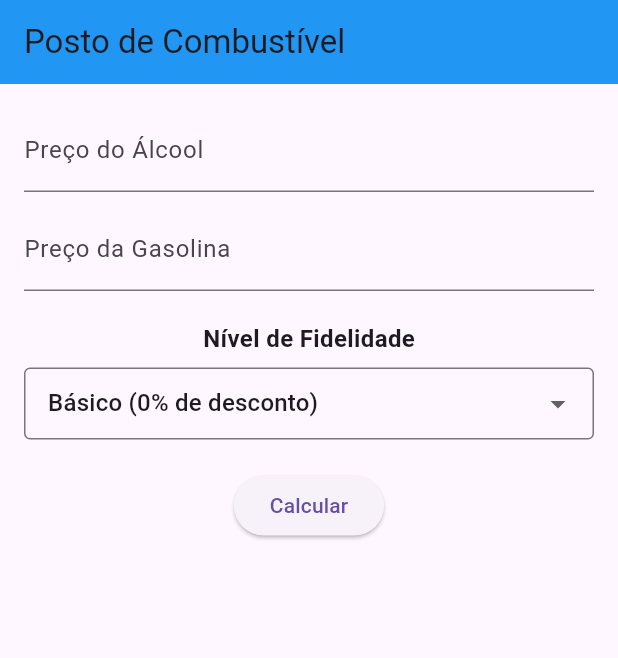
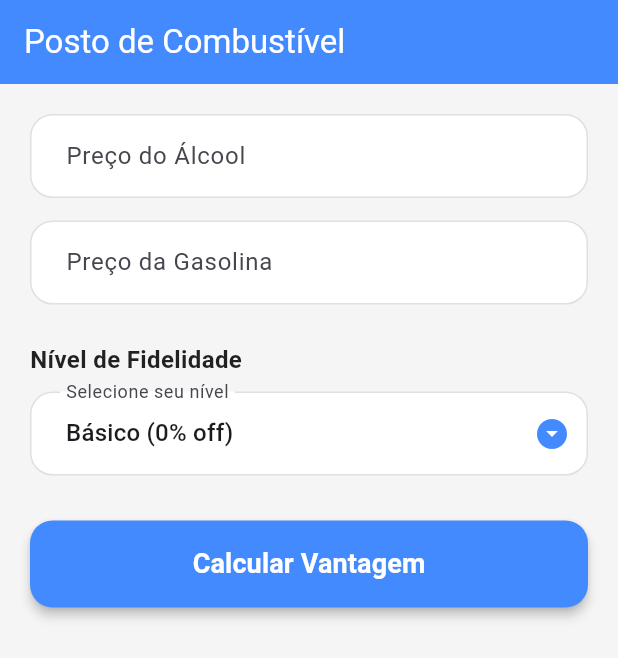
Before and after one commit to Shen-sama/AtividadeCalculadoraFlexPro, a Flutter app: the screen it shows after launch, on a phone screen of 412 x 824 dp. Shown: the top 658 px of the screen. Run offline on Flutter 3.47's test engine with Material 3 defaults, Android fonts, the phone set to English and light mode, and no system bars.

Commit message:
feat: UI com InputDecoration e BoxDecoration

```diff
--- a/lib/main.dart
+++ b/lib/main.dart
@@ -44,13 +44,14 @@ class _CombustivelPageState extends State<CombustivelPage> {
     double gasolina = double.tryParse(gasolinaTexto) ?? 0;
 
     if (alcool == 0 || gasolina == 0) {
+      setState(() {
+        mostrarResultado = false;
+      });
       return;
     }
 
     bool alcoolCompensa = alcool <= gasolina * 0.7;
-
     String combustivelEscolhido = alcoolCompensa ? "Álcool" : "Gasolina";
-
     double precoBase = alcoolCompensa ? alcool : gasolina;
 
     double desconto = niveisFidelidade.firstWhere(
@@ -65,52 +66,83 @@ class _CombustivelPageState extends State<CombustivelPage> {
     });
   }
 
+  InputDecoration _estiloCampoTexto(String rotulo, {String? prefixo}) {
+    return InputDecoration(
+      labelText: rotulo,
+      prefixText: prefixo,
+      filled: true,
+      fillColor: Colors.white,
+      contentPadding: const EdgeInsets.symmetric(horizontal: 20, vertical: 16),
+      enabledBorder: OutlineInputBorder(
+        borderRadius: BorderRadius.circular(15),
+        borderSide: const BorderSide(color: Colors.black12, width: 1),
+      ),
+      focusedBorder: OutlineInputBorder(
+        borderRadius: BorderRadius.circular(15),
+        borderSide: const BorderSide(color: Colors.blueAccent, width: 2),
+      ),
+    );
+  }
+
   @override
   Widget build(BuildContext context) {
     return Scaffold(
+      backgroundColor: Colors.grey[100],
       appBar: AppBar(
         title: const Text("Posto de Combustível"),
-        backgroundColor: Colors.blue,
+        backgroundColor: Colors.blueAccent,
+        foregroundColor: Colors.white,
+        elevation: 0,
       ),
-      body: Padding(
-        padding: const EdgeInsets.all(16),
+      body: SingleChildScrollView(
+        padding: const EdgeInsets.all(20),
         child: Column(
+          crossAxisAlignment: CrossAxisAlignment.stretch,
           children: [
             TextField(
               controller: alcoolController,
-              keyboardType: TextInputType.number,
-              decoration: const InputDecoration(labelText: "Preço do Álcool"),
-              onChanged: (value) {
-                calcular();
-              },
+              keyboardType: const TextInputType.numberWithOptions(
+                decimal: true,
               ),
-            const SizedBox(height: 10),
+              decoration: _estiloCampoTexto("Preço do Álcool", prefixo: "R\$ "),
+              onChanged: (value) => calcular(),
+            ),
+            const SizedBox(height: 15),
             TextField(
               controller: gasolinaController,
-              keyboardType: TextInputType.number,
-              decoration: const InputDecoration(labelText: "Preço da Gasolina"),
-              onChanged: (value) {
-                calcular();
-              },
+              keyboardType: const TextInputType.numberWithOptions(
+                decimal: true,
               ),
-            const SizedBox(height: 20),
+              decoration: _estiloCampoTexto(
+                "Preço da Gasolina",
+                prefixo: "R\$ ",
+              ),
+              onChanged: (value) => calcular(),
+            ),
+            const SizedBox(height: 25),
 
             const Text(
               "Nível de Fidelidade",
-              style: TextStyle(fontSize: 16, fontWeight: FontWeight.bold),
+              style: TextStyle(
+                fontSize: 16,
+                fontWeight: FontWeight.bold,
+                color: Colors.black87,
               ),
-            const SizedBox(height: 8),
+            ),
+            const SizedBox(height: 10),
             DropdownButtonFormField<String>(
               initialValue: nivelFidelidade,
-              decoration: const InputDecoration(
-                border: OutlineInputBorder(),
-                contentPadding: EdgeInsets.symmetric(horizontal: 12),
+              decoration: _estiloCampoTexto("Selecione seu nível"),
+              icon: const Icon(
+                Icons.arrow_drop_down_circle,
+                color: Colors.blueAccent,
               ),
               items: niveisFidelidade.map((nivel) {
                 return DropdownMenuItem<String>(
                   value: nivel["nome"],
                   child: Text(
-                    "${nivel["nome"]} (${(nivel["desconto"] * 100).toInt()}% de desconto)",
+                    "${nivel["nome"]} (${(nivel["desconto"] * 100).toInt()}% off)",
+                    style: const TextStyle(fontSize: 16),
                   ),
                 );
               }).toList(),
@@ -122,33 +154,86 @@ class _CombustivelPageState extends State<CombustivelPage> {
               },
             ),
 
-            const SizedBox(height: 20),
+            const SizedBox(height: 30),
 
-            ElevatedButton(onPressed: calcular, child: const Text("Calcular")),
+            ElevatedButton(
+              onPressed: calcular,
+              style: ElevatedButton.styleFrom(
+                backgroundColor: Colors.blueAccent,
+                foregroundColor: Colors.white,
+                padding: const EdgeInsets.symmetric(vertical: 16),
+                shape: RoundedRectangleBorder(
+                  borderRadius: BorderRadius.circular(15),
+                ),
+                elevation: 3,
+              ),
+              child: const Text(
+                "Calcular Vantagem",
+                style: TextStyle(fontSize: 18, fontWeight: FontWeight.bold),
+              ),
+            ),
 
             const SizedBox(height: 30),
 
             if (mostrarResultado)
-              Column(
+              Container(
+                width: double.infinity,
+                padding: const EdgeInsets.all(24),
+                decoration: BoxDecoration(
+                  color: Colors.white,
+                  borderRadius: BorderRadius.circular(20),
+                  boxShadow: const [
+                    BoxShadow(
+                      color: Colors.black12,
+                      blurRadius: 15,
+                      spreadRadius: 2,
+                      offset: Offset(0, 5),
+                    ),
+                  ],
+                  border: Border.all(
+                    color: resultado == "Álcool" ? Colors.green : Colors.orange,
+                    width: 2.5,
+                  ),
+                ),
+                child: Column(
                   children: [
                     Icon(
-                    resultado == "Álcool" ? Icons.oil_barrel : Icons.oil_barrel,
-                    color: resultado == "Álcool" ? Colors.green : Colors.orange,
-                    size: 60,
+                      Icons.local_gas_station_rounded,
+                      color: resultado == "Álcool"
+                          ? Colors.green
+                          : Colors.orange,
+                      size: 70,
                     ),
-                  const SizedBox(height: 10),
+                    const SizedBox(height: 12),
                     Text(
-                    "Melhor opção: $resultado",
-                    style: const TextStyle(
-                      fontSize: 20,
+                      "Abasteça com $resultado",
+                      style: TextStyle(
+                        fontSize: 22,
                         fontWeight: FontWeight.bold,
+                        color: resultado == "Álcool"
+                            ? Colors.green[700]
+                            : Colors.orange[800],
                       ),
                     ),
+                    const Padding(
+                      padding: EdgeInsets.symmetric(vertical: 12),
+                      child: Divider(color: Colors.black12, thickness: 1.5),
+                    ),
+                    const Text(
+                      "Valor final com desconto:",
+                      style: TextStyle(fontSize: 15, color: Colors.black54),
+                    ),
+                    const SizedBox(height: 4),
                     Text(
-                    "Valor final com desconto: R\$ ${valorFinal.toStringAsFixed(2)}",
-                    style: const TextStyle(fontSize: 18),
+                      "R\$ ${valorFinal.toStringAsFixed(2)} / litro",
+                      style: const TextStyle(
+                        fontSize: 28,
+                        fontWeight: FontWeight.w900,
+                        color: Colors.black87,
+                      ),
                     ),
                   ],
+                ),
               ),
           ],
         ),
```
Lines whose indentation alone changed are shown as unchanged.
